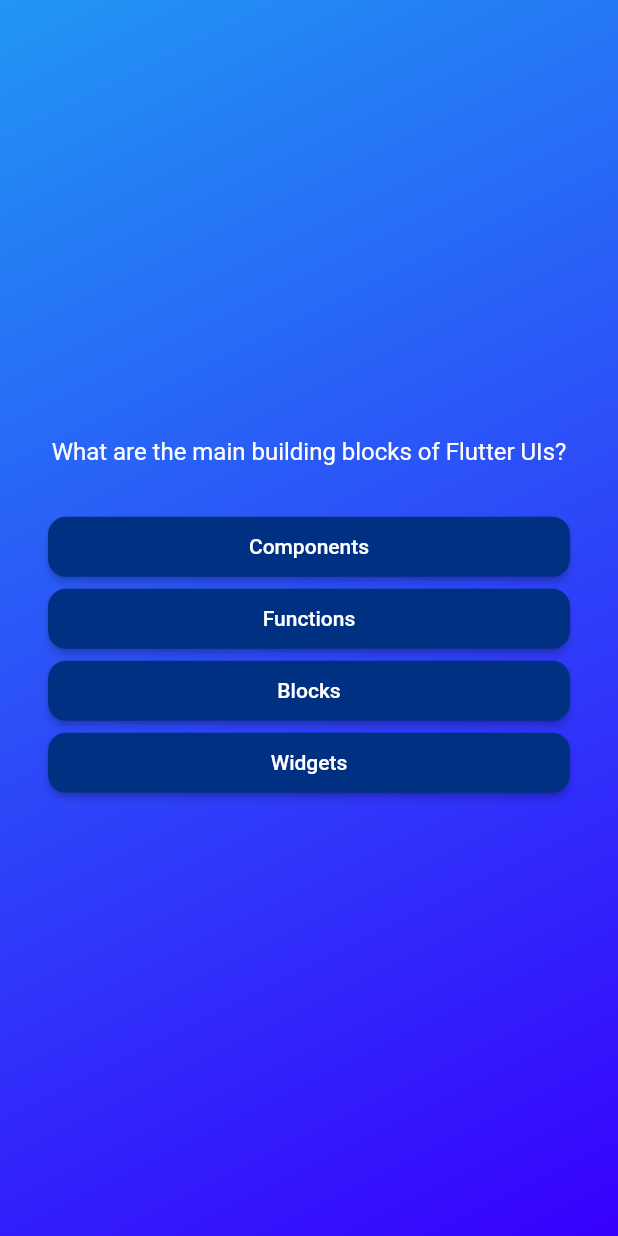
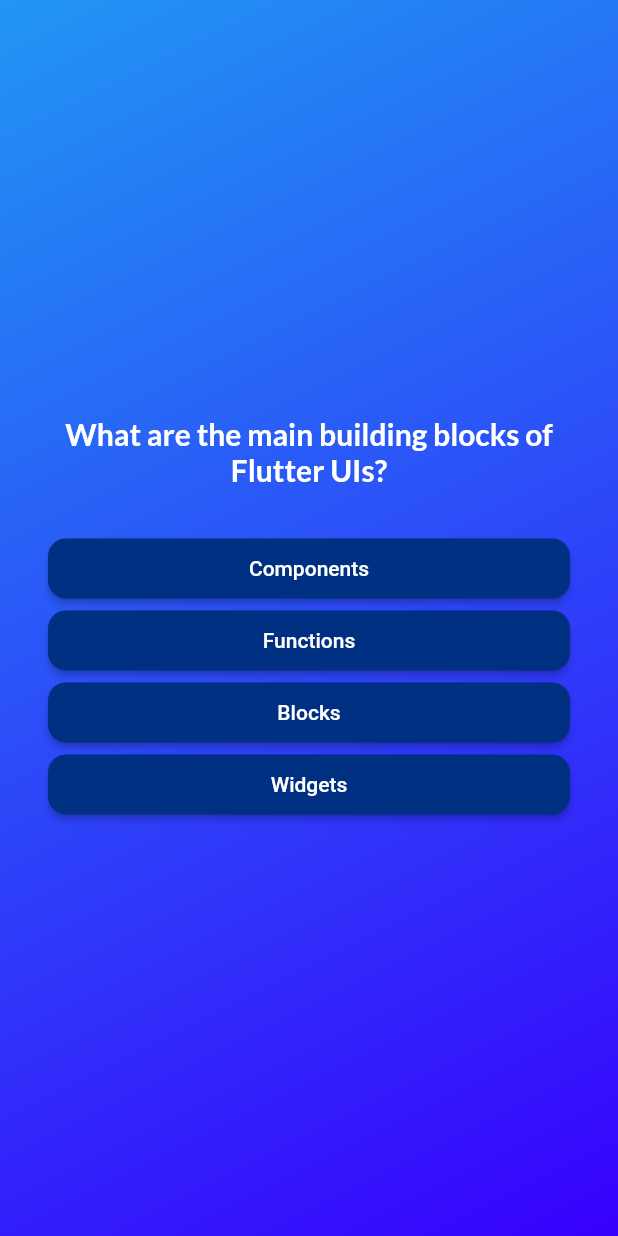
Before and after one commit to abdelbasset-mg/quiz_app, a Flutter app: the screen it shows after launch, after a tap on "start quiz", on a phone screen of 412 x 824 dp. Run offline on Flutter 3.47's test engine with Material 2 defaults, Android fonts, the phone set to English and light mode, and no system bars; our stand-ins replace google_fonts.

Commit message:
adding font

```diff
--- a/lib/answer_button.dart
+++ b/lib/answer_button.dart
@@ -23,7 +23,7 @@ class AnswerButton extends StatelessWidget {
             ),
             padding: const EdgeInsets.symmetric(vertical: 12, horizontal: 42)
           ),
-          child: Text(answerText) ,
+          child: Text(answerText,textAlign: TextAlign.center ,)
         );
   }
 
--- a/lib/questions_screen.dart
+++ b/lib/questions_screen.dart
@@ -1,6 +1,7 @@
 import 'package:flutter/material.dart';
 import 'package:quiz_app/answer_button.dart';
 import 'package:quiz_app/data/questions.dart';
+import 'package:google_fonts/google_fonts.dart';
 
 class QuestoinsScreen extends StatefulWidget {
   const QuestoinsScreen({super.key});
@@ -33,7 +34,11 @@ void nextqestion(){
             children: [
                Text(
                   currentQuestion.text,
-                  style: const TextStyle(fontSize: 16, color: Colors.white),
+                  style: GoogleFonts.lato(
+                    fontSize: 20,
+                    fontWeight: FontWeight.bold,
+                    color: Colors.white,
+                  ) ,
                   textAlign: TextAlign.center,
 
                   ),
--- a/lib/startpage.dart
+++ b/lib/startpage.dart
@@ -1,4 +1,5 @@
 import 'package:flutter/material.dart';
+import 'package:google_fonts/google_fonts.dart';
 
 class StartPage extends StatelessWidget {
 
@@ -18,9 +19,13 @@ class StartPage extends StatelessWidget {
               color: const Color.fromARGB(150, 255, 255, 255),
               ),
             const Padding(padding: EdgeInsets.all(30.0)),
-            const Text(
+            Text(
               'Learn flutter in the fun way !',
-              style: TextStyle(fontSize: 20, color: Colors.white),
+              style: GoogleFonts.lato(
+                fontSize: 28,
+                fontWeight: FontWeight.bold,
+                color:  Colors.white,
+              ),
             ),
             const SizedBox(height: 30),
             OutlinedButton.icon(
--- a/pubspec.yaml
+++ b/pubspec.yaml
@@ -35,6 +35,7 @@ dependencies:
   # The following adds the Cupertino Icons font to your application.
   # Use with the CupertinoIcons class for iOS style icons.
   cupertino_icons: ^1.0.2
+  google_fonts: ^5.1.0
 
 dev_dependencies:
   flutter_test:
```
Also changed, not shown: pubspec.lock, 1 other file.
